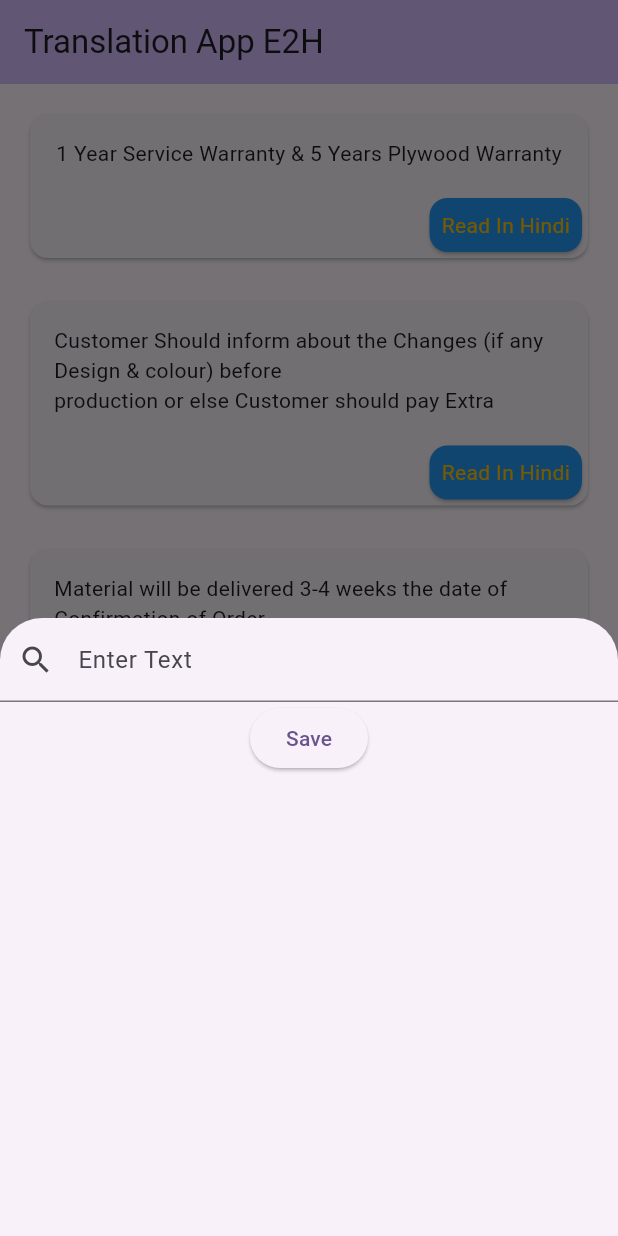
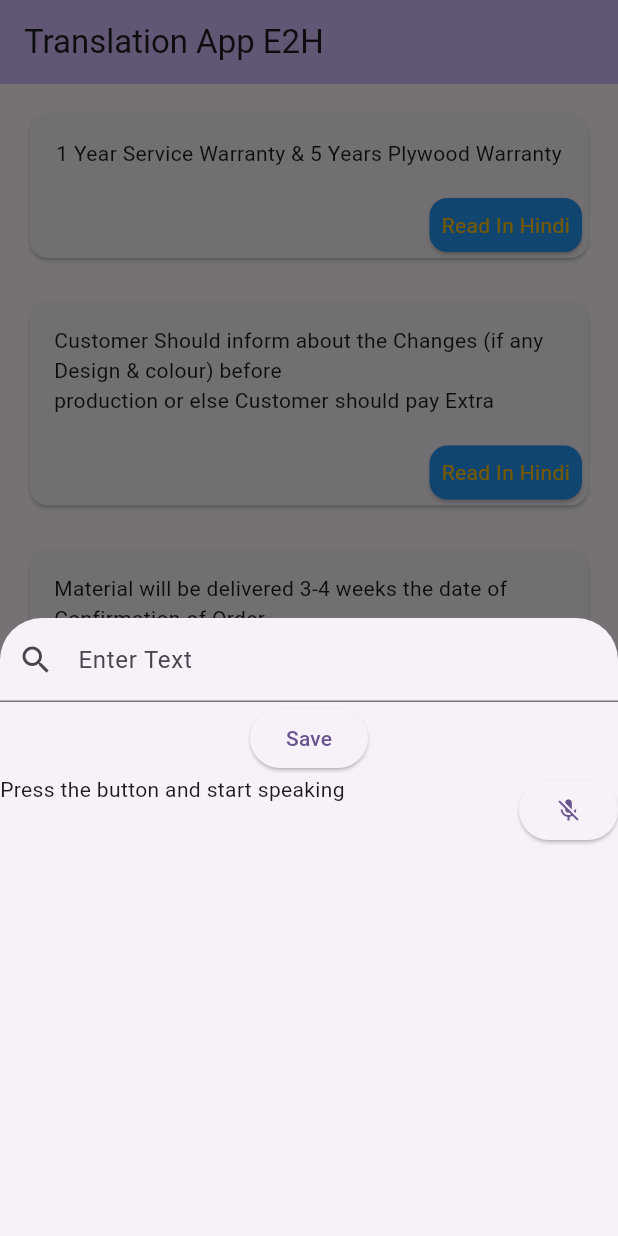
Before and after one commit to ujjwaldeydeveloper/translation_app, a Flutter app: the screen it shows after launch, after a tap on "Scan", on a phone screen of 412 x 824 dp. Run offline on Flutter 3.47's test engine with Material 3 defaults, Android fonts, the phone set to English and light mode, and no system bars; our stand-ins replace image_picker, speech_to_text; missing offline and left inert: google_mlkit_text_recognition, google_mlkit_translation.

Commit message:
added speech to text functionality

```diff
--- a/lib/presentation/pages/home_page.dart
+++ b/lib/presentation/pages/home_page.dart
@@ -5,6 +5,7 @@ import '../constant.dart';
 import '../widgets/card_widget.dart';
 import '../widgets/edit_text_widget.dart';
 import '../utills/global.dart' as globals;
+import '../widgets/microphone_text_widget.dart';
 
 class MyHomePage extends StatefulWidget {
   const MyHomePage({super.key});
@@ -39,7 +40,12 @@ class _MyHomePageState extends State<MyHomePage> {
         builder: (BuildContext context) {
           return SizedBox(
               height: MediaQuery.of(context).size.height * 0.5,
-              child: const TextSubmitWidget());
+              child: const Column(
+                children: [
+                  TextSubmitWidget(),
+                  MicroPhoneTextWidget(),
+                ],
+              ));
         },
       ).then((value) {
         setState(() {
--- /dev/null
+++ b/lib/presentation/widgets/microphone_text_widget.dart
@@ -0,0 +1,65 @@
+import 'package:flutter/material.dart';
+import 'package:speech_to_text/speech_to_text.dart' as stt;
+import '../utills/global.dart' as globals;
+
+class MicroPhoneTextWidget extends StatefulWidget {
+  const MicroPhoneTextWidget({super.key});
+
+  @override
+  State<MicroPhoneTextWidget> createState() => _MicroPhoneTextWidgetState();
+}
+
+class _MicroPhoneTextWidgetState extends State<MicroPhoneTextWidget> {
+
+  late stt.SpeechToText _speech;
+  bool _isListening = false;
+  String _text = 'Press the button and start speaking';
+  // double _confidence = 1.0;
+
+  @override
+  void initState() {
+    super.initState();
+    _speech = stt.SpeechToText();
+  }
+
+   void _listen() async {
+    if (!_isListening) {
+      bool available = await _speech.initialize(
+        onStatus: (val) => print('onStatus: $val'),
+        onError: (val) => print('onError: $val'),
+      );
+      if (available) {
+        setState(() => _isListening = true);
+        _speech.listen(
+          onResult: (val) => setState(() {
+            _text = val.recognizedWords;
+            globals.globalEditTextVar = _text;
+            // if (val.hasConfidenceRating && val.confidence > 0) {
+            //   _confidence = val.confidence;
+            // }
+          }),
+        );
+      }
+    } else {
+      setState(() => _isListening = false);
+      _speech.stop();
+    }
+  }
+
+  @override
+  Widget build(BuildContext context) {
+    return Expanded(
+      child: Row(
+        mainAxisAlignment: MainAxisAlignment.spaceBetween,
+        children: [
+          Align(
+            alignment: Alignment.topLeft,
+            child: Text(_text)),
+          Align(
+            alignment: Alignment.topRight,
+            child: ElevatedButton(onPressed: _listen, child: Icon(_isListening ? Icons.mic : Icons.mic_off))),
+        ],
+      ),
+    );
+  }
+}
```
Also changed, not shown: 1 other file.
